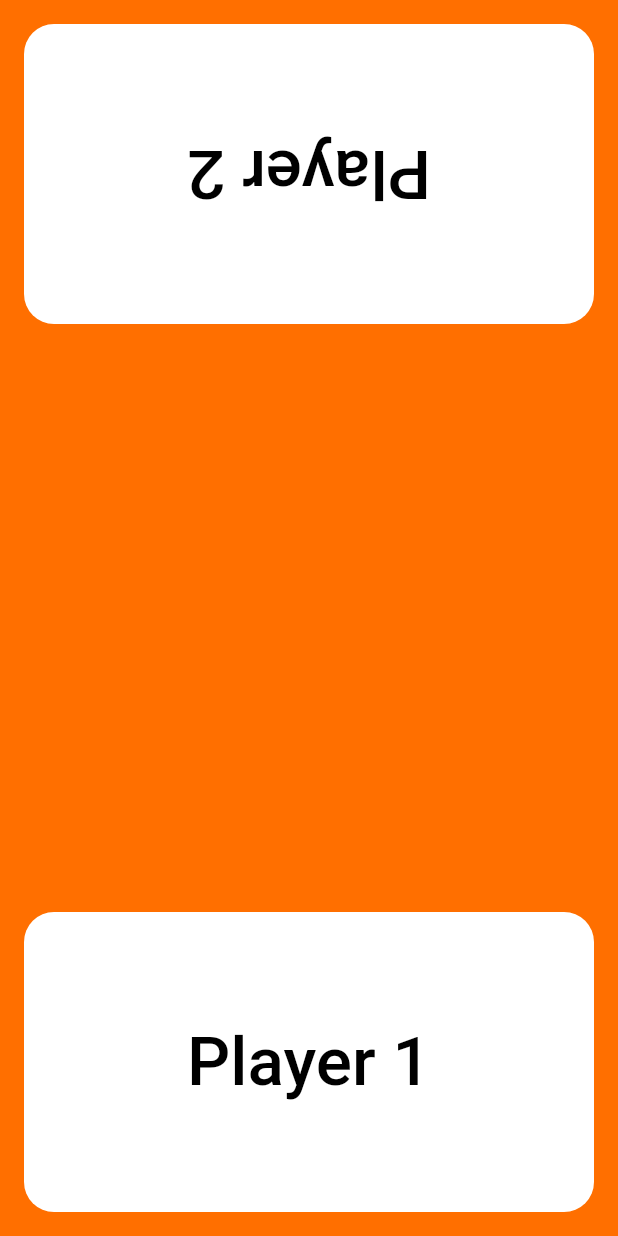
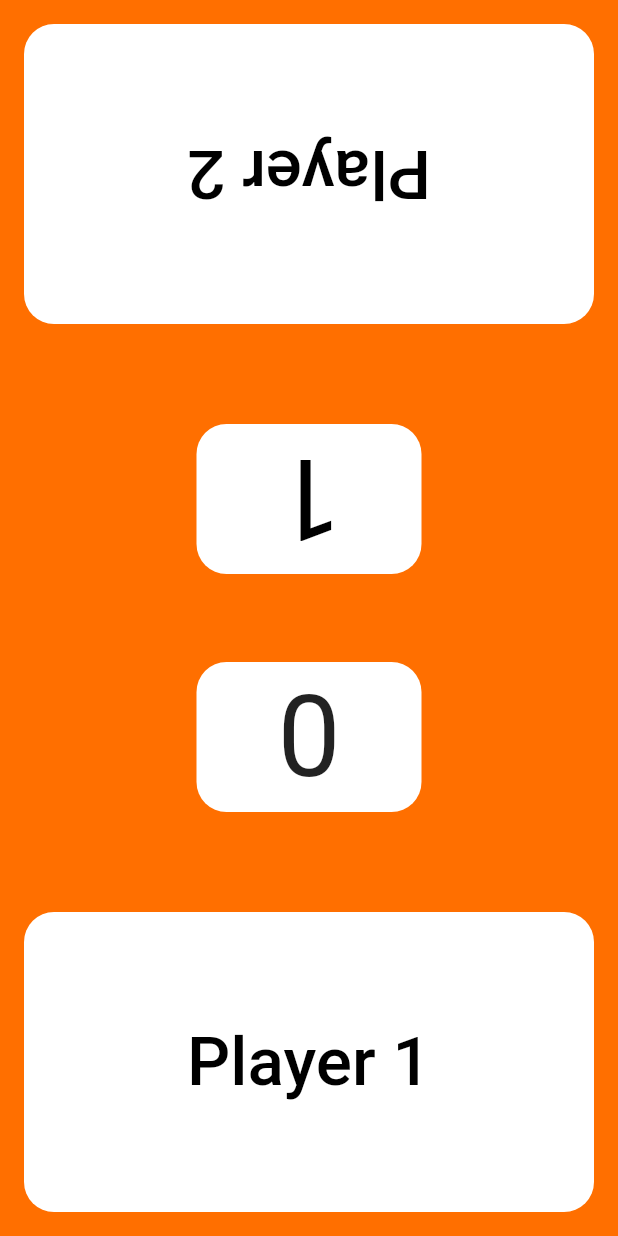
Before and after one commit to Trotter84/tap_attack, a Flutter app: the screen it shows after launch, after a tap on "Player 2", on a phone screen of 412 x 824 dp. Run offline on Flutter 3.47's test engine with Material 2 defaults, Android fonts, the phone set to English and light mode, and no system bars.

Commit message:
player one and two are made and counters working

```diff
--- a/lib/main.dart
+++ b/lib/main.dart
@@ -4,8 +4,28 @@ void main() {
   runApp(TapFight());
 }
 
-class TapFight extends StatelessWidget {
+class TapFight extends StatefulWidget {
   const TapFight({Key? key}) : super(key: key);
+
+  @override
+  _TapFightState createState() => _TapFightState();
+}
+
+class _TapFightState extends State<TapFight> {
+  int playerOneCount = 0;
+  int playerTwoCount = 0;
+
+  void buttonOneCounter() {
+    setState(() {
+      playerOneCount++;
+    });
+  }
+
+  void buttonTwoCounter() {
+    setState(() {
+      playerTwoCount++;
+    });
+  }
 
   @override
   Widget build(BuildContext context) {
@@ -27,7 +47,8 @@ class TapFight extends StatelessWidget {
                   ),
                   child: TextButton(
                     onPressed: () {
-                      print('Button 2 Registered');
+                      buttonTwoCounter();
+                      print('Button 2 count $playerTwoCount');
                     },
                     child: RotationTransition(
                       turns: AlwaysStoppedAnimation(180 / 360),
@@ -37,6 +58,48 @@ class TapFight extends StatelessWidget {
                           fontSize: 45.0,
                           color: Colors.black,
                         ),
+                      ),
+                    ),
+                  ),
+                ),
+              ),
+              Padding(
+                padding: const EdgeInsets.all(8.0),
+                child: Container(
+                  height: 100.0,
+                  width: 150.0,
+                  decoration: BoxDecoration(
+                    borderRadius: BorderRadius.all(Radius.circular(20)),
+                    color: Colors.white,
+                  ),
+                  child: Center(
+                    child: RotationTransition(
+                      turns: AlwaysStoppedAnimation(180 / 360),
+                      child: Text(
+                        '$playerTwoCount',
+                        style: TextStyle(
+                          fontSize: 75.0,
+                          color: Colors.black,
+                        ),
+                      ),
+                    ),
+                  ),
+                ),
+              ),
+              Padding(
+                padding: const EdgeInsets.all(8.0),
+                child: Container(
+                  height: 100.0,
+                  width: 150.0,
+                  decoration: BoxDecoration(
+                    borderRadius: BorderRadius.all(Radius.circular(20)),
+                    color: Colors.white,
+                  ),
+                  child: Center(
+                    child: Text(
+                      '$playerOneCount',
+                      style: TextStyle(
+                        fontSize: 75.0,
                       ),
                     ),
                   ),
@@ -53,7 +116,8 @@ class TapFight extends StatelessWidget {
                   ),
                   child: TextButton(
                     onPressed: () {
-                      print('Button 1 Registered');
+                      buttonOneCounter();
+                      print('Button 1 count $playerOneCount');
                     },
                     child: Text(
                       "Player 1",
```
